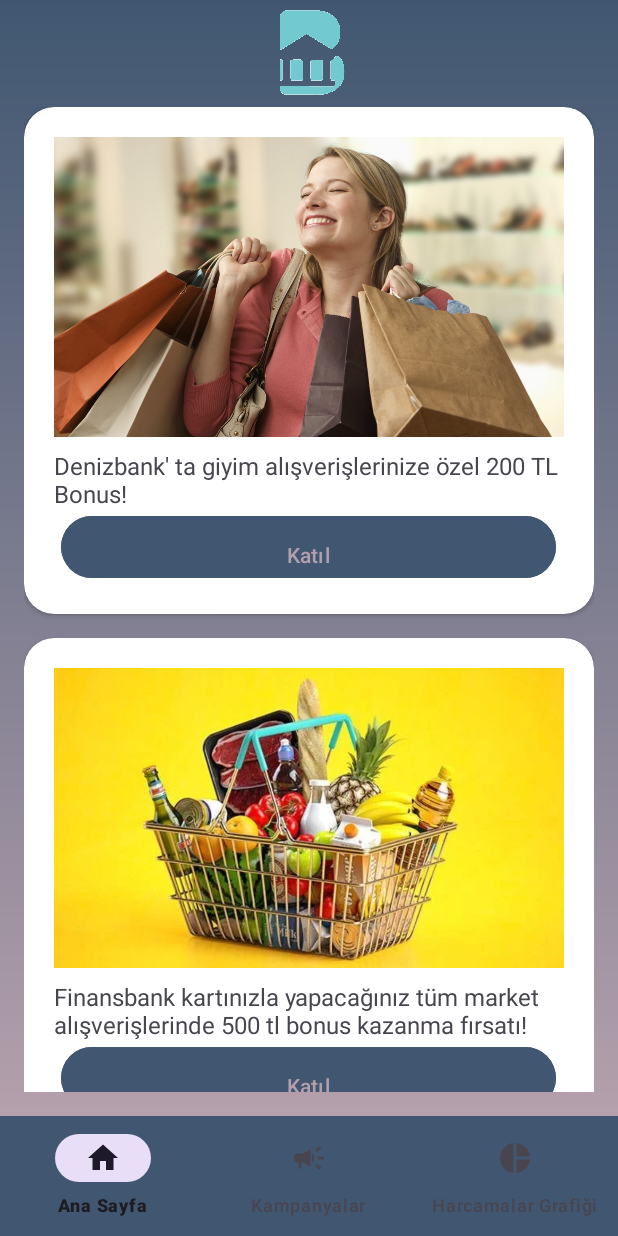
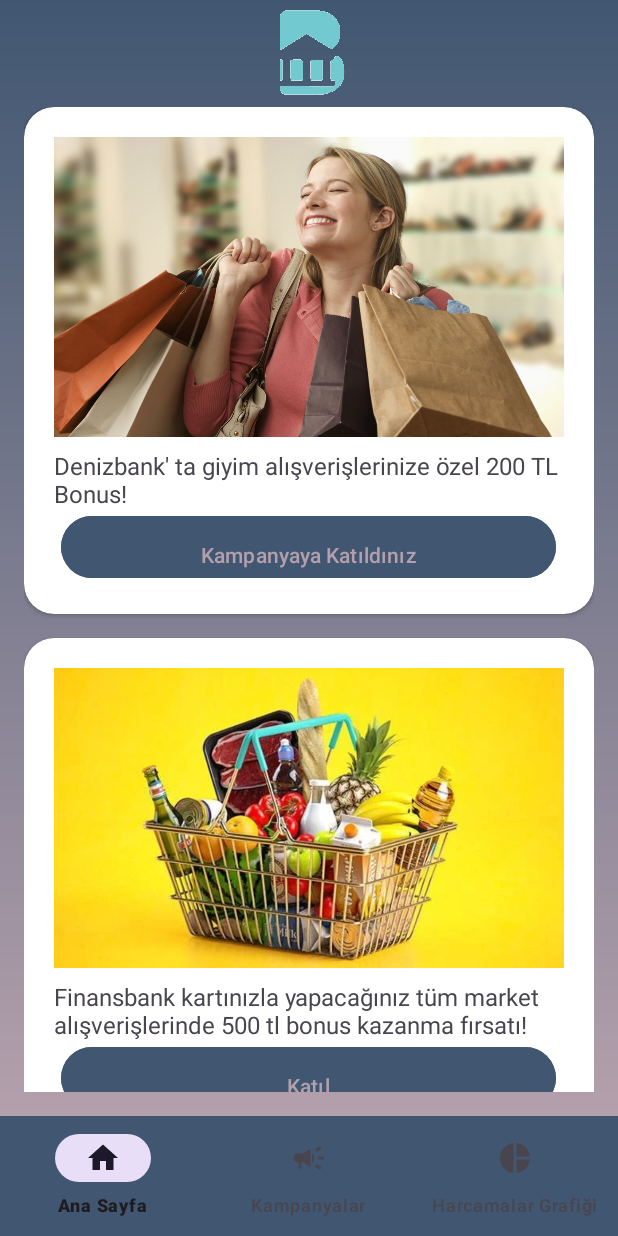
Before and after one commit to AtakannD/BBNB, an Android app: the CampaignFragment screen opened through its navigation route, after a tap on "Katıl", on a phone screen of 412 x 824 dp. Run offline under Robolectric (Android 15) with nearby library versions, the phone set to English and light mode, and no system bars; our stand-ins replace Room's generated code, data binding, navigation-ui; 1 statement that could not run was skipped.

Commit message:
promotion ekranı buton düzenlemesi

```diff
--- a/app/src/main/java/com/atakandalkiran/bbnb/ui/campaign/CampaignFragment.java
+++ b/app/src/main/java/com/atakandalkiran/bbnb/ui/campaign/CampaignFragment.java
@@ -38,10 +38,14 @@ public class CampaignFragment extends BaseFragment {
         Button joinButton2 = view.findViewById(R.id.joinButton2);
         Button joinButton3 = view.findViewById(R.id.joinButton3);
 
+        final String buttonText = "Kampanyaya Katıldınız!";
+
         View.OnClickListener clickListener = new View.OnClickListener() {
             @Override
             public void onClick(View v) {
-                showToast("Kampanyaya katıldınız!");
+                showToast(buttonText);
+                ((Button) v).setText("Kampanyaya Katıldınız");
+                ((Button) v).setEnabled(false);
             }
         };
 
```
